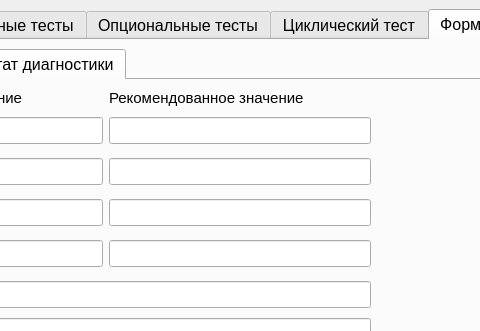
First picture: the form in MainWindow.ui, repository Rekvim/MpiSki, before the edit; both pictures show x 401 to 881 and y 0 to 331 of the 1066 by 1075 pixel window.
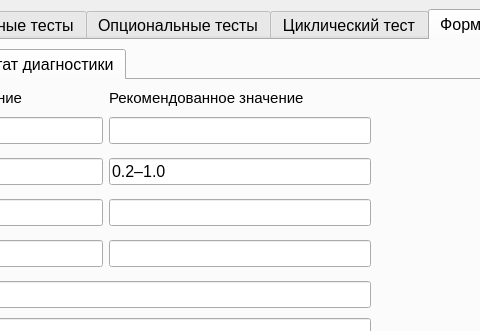
Second picture: the form after the edit. The open tabs and pages were chosen to show the change. Icons and pictures are not drawn. Custom widgets are drawn as their Qt base class.

Diff of the .ui file:
```diff
--- a/MainWindow.ui
+++ b/MainWindow.ui
@@ -3555,6 +3555,9 @@
               </item>
               <item row="2" column="2">
                <widget class="QLineEdit" name="lineEdit_dinamicIpRecomend">
+                <property name="text">
+                 <string>0.2–1.0</string>
+                </property>
                 <property name="readOnly">
                  <bool>true</bool>
                 </property>
```
Left out of the diff: 23 changed lines with no effect on the pictures.
